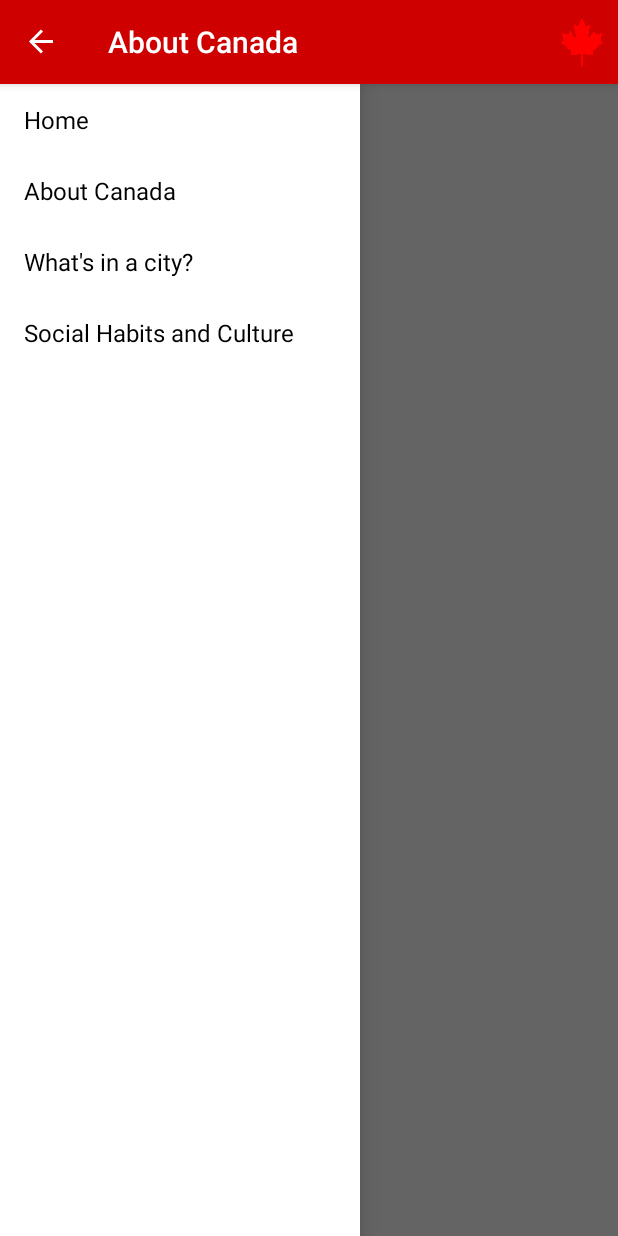
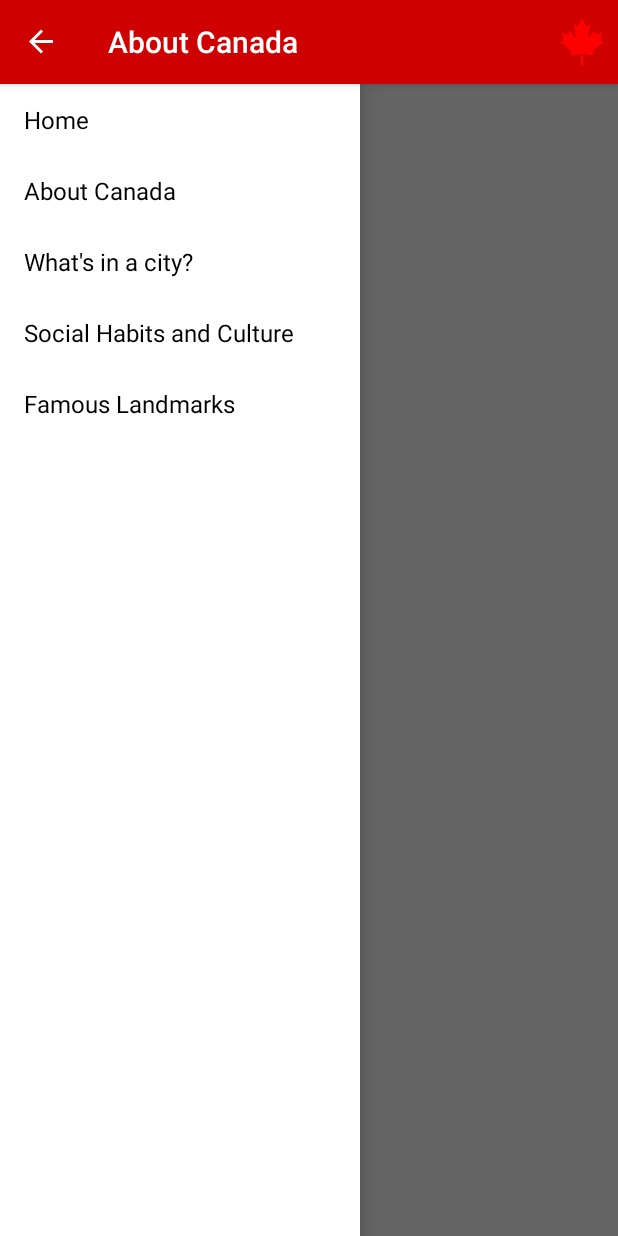
Before and after one commit to mykongee/About_Canada, an Android app: the fragment LandmarksFragment placed in its activity, with the side drawer open, on a phone screen of 412 x 824 dp. Run offline under Robolectric (Android 15) with nearby library versions, the phone set to English and light mode, and no system bars; 1 statement that could not run was skipped.

Commit message:
Added cardviews for landmarks

```diff
--- a/app/src/main/AndroidManifest.xml
+++ b/app/src/main/AndroidManifest.xml
@@ -17,8 +17,8 @@
         </activity>
         <activity
             android:name=".WelcomeActivity"
+            android:label="@string/app_name"
             android:configChanges="orientation|keyboardHidden|screenSize"
-            android:label="@string/title_activity_welcome"
             android:theme="@style/FullscreenTheme" >
             <intent-filter>
                 <action android:name="android.intent.action.MAIN" />
--- a/app/src/main/java/bitpot/aboutcanada/LandmarksFragment.java
+++ b/app/src/main/java/bitpot/aboutcanada/LandmarksFragment.java
@@ -5,7 +5,6 @@ import android.app.Fragment;
 import android.net.Uri;
 import android.os.Bundle;
 import android.support.v7.widget.LinearLayoutManager;
-import android.support.v7.widget.RecyclerView;
 import android.view.LayoutInflater;
 import android.view.View;
 import android.view.ViewGroup;
@@ -68,8 +67,8 @@ public class LandmarksFragment extends android.support.v4.app.Fragment {
         // Inflate the layout for this fragment
         View root = inflater.inflate(R.layout.fragment_landmarks, container, false);
 
-        RecyclerView recyclerView = (RecyclerView) getActivity().findViewById(R.id.card_list);
-        recyclerView.setHasFixedSize(true);
+        android.support.v7.widget.RecyclerView recyclerView =
+                (android.support.v7.widget.RecyclerView) getActivity().findViewById(R.id.card_list);
         LinearLayoutManager llm = new LinearLayoutManager(getActivity());
         llm.setOrientation(LinearLayoutManager.VERTICAL);
         recyclerView.setLayoutManager(llm);
--- a/app/src/main/java/bitpot/aboutcanada/NavigationDrawerFragment.java
+++ b/app/src/main/java/bitpot/aboutcanada/NavigationDrawerFragment.java
@@ -120,7 +120,8 @@ public class NavigationDrawerFragment extends Fragment {
                         getString(R.string.title_section1),
                         getString(R.string.title_section2),
                         getString(R.string.title_section3),
-                        getString(R.string.title_section4)
+                        getString(R.string.title_section4),
+                        getString(R.string.title_section5)
                 }));
         mDrawerListView.setItemChecked(mCurrentSelectedPosition, true);
         return mDrawerListView;
--- a/app/src/main/res/layout/fragment_landmarks.xml
+++ b/app/src/main/res/layout/fragment_landmarks.xml
@@ -8,10 +8,6 @@
     android:paddingLeft="@dimen/activity_horizontal_margin"
     tools:context="bitpot.aboutcanada.LandmarksFragment">
 
-    <TextView android:layout_width="match_parent"
-        android:layout_height="match_parent"
-        android:text="@string/hello_blank_fragment" />
-
     <android.support.v7.widget.RecyclerView
         android:id="@+id/card_list"
         android:layout_height="match_parent"
```
Also changed, not shown: 1 other file.
